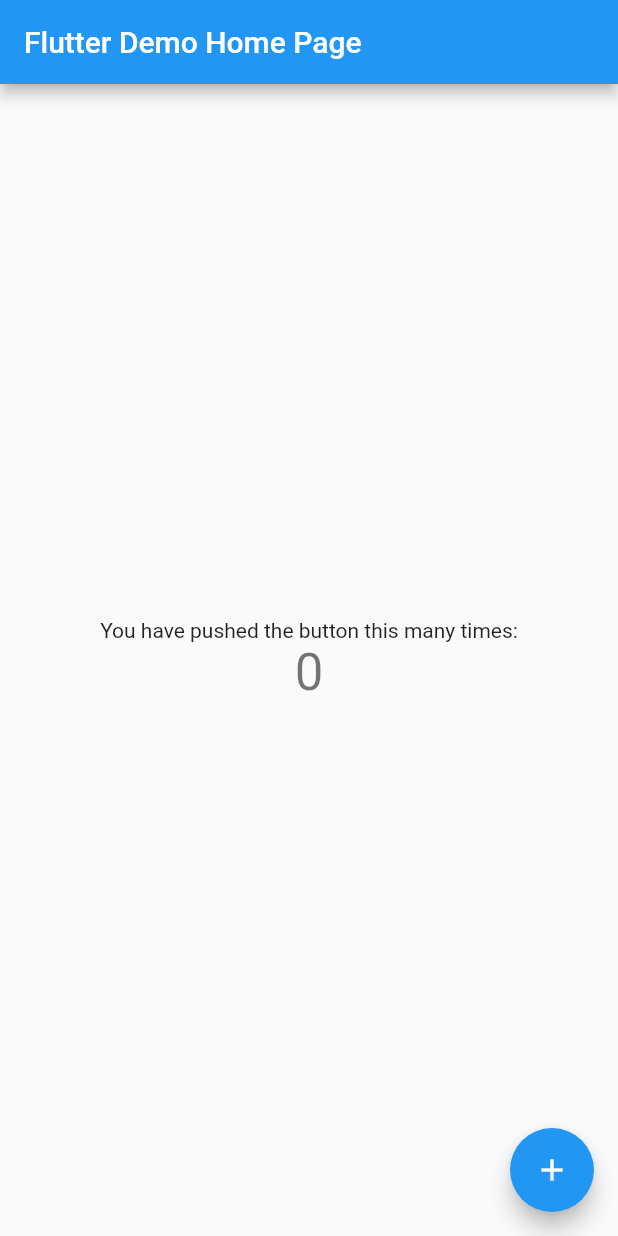
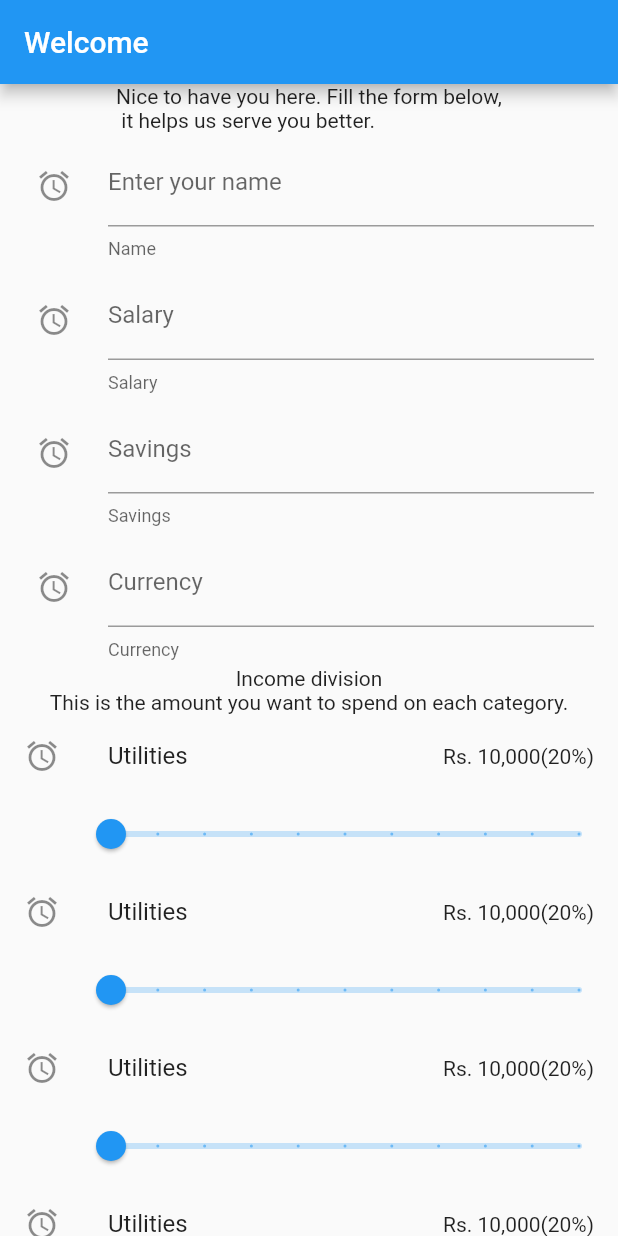
Before and after one commit to AsharZia/moneficient, a Flutter app: the screen it shows after launch, on a phone screen of 412 x 824 dp. Run offline on Flutter 3.47's test engine with Material 2 defaults, Android fonts, the phone set to English and light mode, and no system bars.

```diff
--- /dev/null
+++ b/lib/Registration/register.dart
@@ -0,0 +1,73 @@
+import 'package:flutter/material.dart';
+
+class RegisterScreen extends StatefulWidget {
+  @override
+  _RegisterScreenState createState() => _RegisterScreenState();
+}
+
+class _RegisterScreenState extends State<RegisterScreen> {
+  var _sliderInitialValue = 1.0;
+  @override
+  Widget build(BuildContext context) {
+    return Scaffold(
+      appBar: AppBar(
+        title: Text('Welcome'),
+      ),
+      body: SingleChildScrollView(
+        child: Column(
+          children: <Widget>[
+            Text(
+                'Nice to have you here. Fill the form below,\n it helps us serve you better.'),
+            _buildInfoField('Name', 'Enter your name'),
+            _buildInfoField('Salary', 'Salary'),
+            _buildInfoField('Savings', 'Savings'),
+            _buildInfoField('Currency', 'Currency'),
+            Text('Income division'),
+            Text('This is the amount you want to spend on each category.'),
+            _buildDivisionTile(),
+            _buildDivisionTile(),
+            _buildDivisionTile(),
+            _buildDivisionTile(),
+            _buildDivisionTile(),
+          ],
+        ),
+      ),
+    );
+  }
+
+  Widget _buildInfoField(String title, String placeholder) => ListTile(
+        leading: Padding(
+          padding: const EdgeInsets.all(8.0),
+          child: Icon(Icons.access_alarm),
+        ),
+        title: TextFormField(
+          decoration:
+              InputDecoration(helperText: title, labelText: placeholder),
+        ),
+      );
+
+  Widget _buildDivisionTile() => Column(
+        children: <Widget>[
+          ListTile(
+            leading: Icon(Icons.access_alarm),
+            title: Text('Utilities'),
+            trailing: Text('Rs. 10,000(20%)'),
+          ),
+          Padding(
+            padding: const EdgeInsets.only(left: 48.0),
+            child: Slider(
+              value: _sliderInitialValue,
+              min: 1.0,
+              max: 10.0,
+              divisions: 10,
+              label: '$_sliderInitialValue',
+              onChanged: (double newValue) {
+                setState(() {
+                  _sliderInitialValue = newValue;
+                });
+              },
+            ),
+          )
+        ],
+      );
+}
--- a/lib/main.dart
+++ b/lib/main.dart
@@ -1,111 +1,17 @@
 import 'package:flutter/material.dart';
+import 'package:moneficient/Registration/register.dart';
 
 void main() => runApp(MyApp());
 
 class MyApp extends StatelessWidget {
-  // This widget is the root of your application.
   @override
   Widget build(BuildContext context) {
     return MaterialApp(
-      title: 'Flutter Demo',
+      title: 'Moneficient',
       theme: ThemeData(
-        // This is the theme of your application.
-        //
-        // Try running your application with "flutter run". You'll see the
-        // application has a blue toolbar. Then, without quitting the app, try
-        // changing the primarySwatch below to Colors.green and then invoke
-        // "hot reload" (press "r" in the console where you ran "flutter run",
-        // or simply save your changes to "hot reload" in a Flutter IDE).
-        // Notice that the counter didn't reset back to zero; the application
-        // is not restarted.
         primarySwatch: Colors.blue,
       ),
-      home: MyHomePage(title: 'Flutter Demo Home Page'),
+      home: RegisterScreen(),
     );
   }
 }
-
-class MyHomePage extends StatefulWidget {
-  MyHomePage({Key key, this.title}) : super(key: key);
-
-  // This widget is the home page of your application. It is stateful, meaning
-  // that it has a State object (defined below) that contains fields that affect
-  // how it looks.
-
-  // This class is the configuration for the state. It holds the values (in this
-  // case the title) provided by the parent (in this case the App widget) and
-  // used by the build method of the State. Fields in a Widget subclass are
-  // always marked "final".
-
-  final String title;
-
-  @override
-  _MyHomePageState createState() => _MyHomePageState();
-}
-
-class _MyHomePageState extends State<MyHomePage> {
-  int _counter = 0;
-
-  void _incrementCounter() {
-    setState(() {
-      // This call to setState tells the Flutter framework that something has
-      // changed in this State, which causes it to rerun the build method below
-      // so that the display can reflect the updated values. If we changed
-      // _counter without calling setState(), then the build method would not be
-      // called again, and so nothing would appear to happen.
-      _counter++;
-    });
-  }
-
-  @override
-  Widget build(BuildContext context) {
-    // This method is rerun every time setState is called, for instance as done
-    // by the _incrementCounter method above.
-    //
-    // The Flutter framework has been optimized to make rerunning build methods
-    // fast, so that you can just rebuild anything that needs updating rather
-    // than having to individually change instances of widgets.
-    return Scaffold(
-      appBar: AppBar(
-        // Here we take the value from the MyHomePage object that was created by
-        // the App.build method, and use it to set our appbar title.
-        title: Text(widget.title),
-      ),
-      body: Center(
-        // Center is a layout widget. It takes a single child and positions it
-        // in the middle of the parent.
-        child: Column(
-          // Column is also a layout widget. It takes a list of children and
-          // arranges them vertically. By default, it sizes itself to fit its
-          // children horizontally, and tries to be as tall as its parent.
-          //
-          // Invoke "debug painting" (press "p" in the console, choose the
-          // "Toggle Debug Paint" action from the Flutter Inspector in Android
-          // Studio, or the "Toggle Debug Paint" command in Visual Studio Code)
-          // to see the wireframe for each widget.
-          //
-          // Column has various properties to control how it sizes itself and
-          // how it positions its children. Here we use mainAxisAlignment to
-          // center the children vertically; the main axis here is the vertical
-          // axis because Columns are vertical (the cross axis would be
-          // horizontal).
-          mainAxisAlignment: MainAxisAlignment.center,
-          children: <Widget>[
-            Text(
-              'You have pushed the button this many times:',
-            ),
-            Text(
-              '$_counter',
-              style: Theme.of(context).textTheme.display1,
-            ),
-          ],
-        ),
-      ),
-      floatingActionButton: FloatingActionButton(
-        onPressed: _incrementCounter,
-        tooltip: 'Increment',
-        child: Icon(Icons.add),
-      ), // This trailing comma makes auto-formatting nicer for build methods.
-    );
-  }
-}
```
Also changed, not shown: 2 other files.
